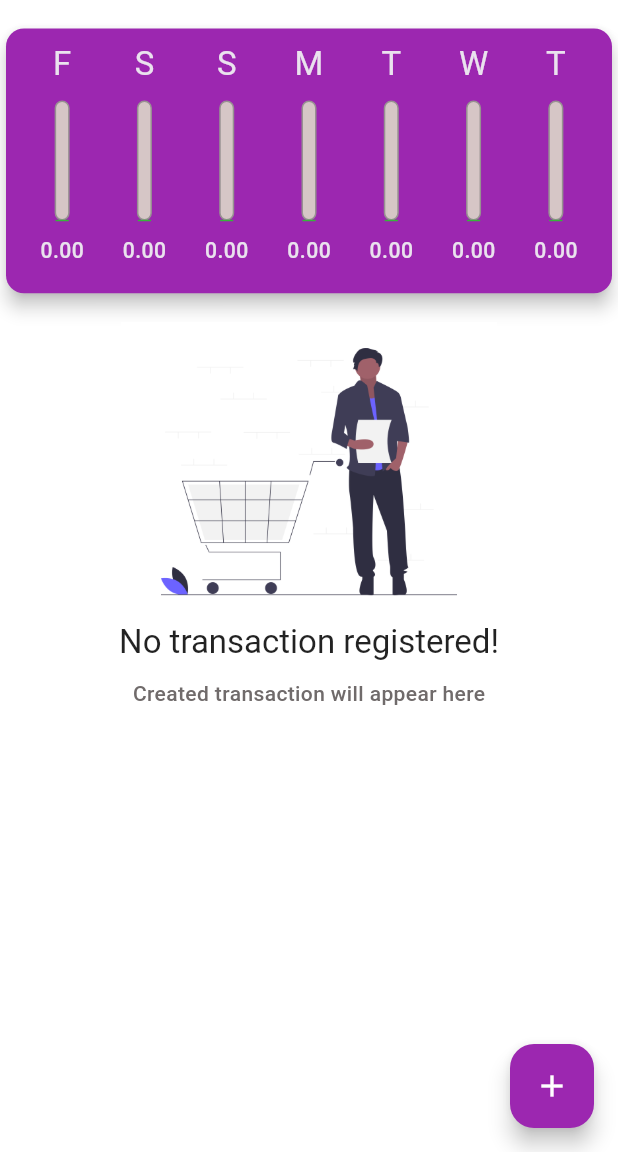
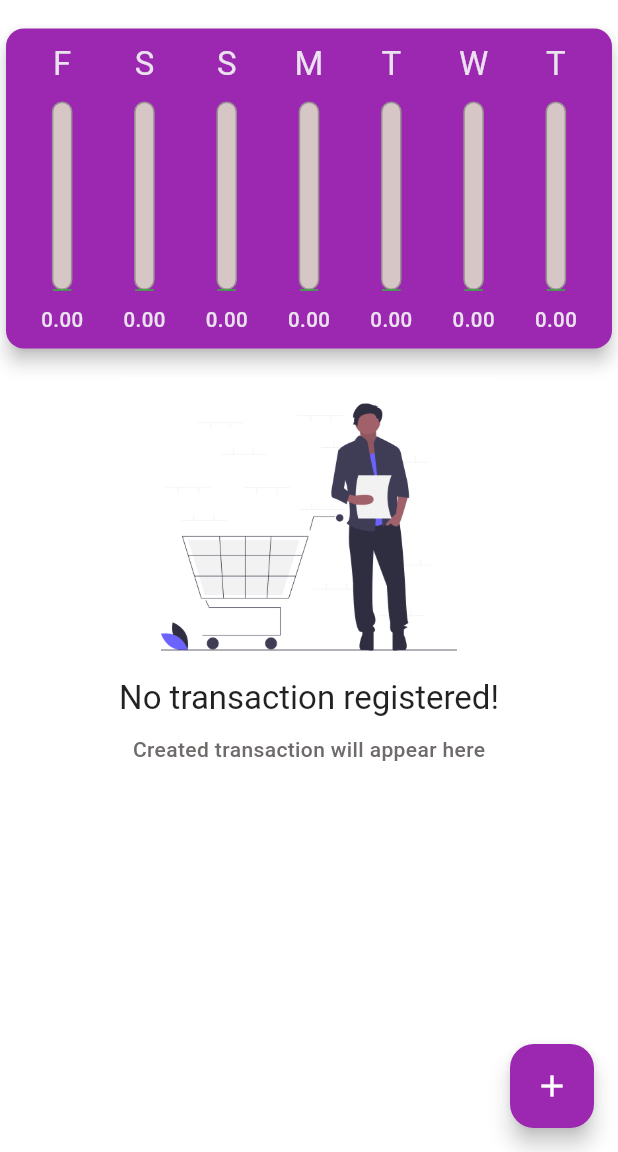
Before and after one commit to darcanj0/budgeting, a Flutter app: the screen it shows after launch, on a phone screen of 412 x 824 dp, the part 84-1236 px from its top. Run offline on Flutter 3.47's test engine with Material 2 defaults, Android fonts, the phone set to English and light mode, and no system bars; our stand-ins replace google_fonts.

Commit message:
fix: make chart responsive

```diff
--- a/lib/components/charts/chart.bar.dart
+++ b/lib/components/charts/chart.bar.dart
@@ -21,16 +21,23 @@ class ChartBar extends StatelessWidget {
 
   @override
   Widget build(BuildContext context) {
-    return Column(
+    return LayoutBuilder(
+      builder: (ctx, constraints) => Column(
         children: [
-        Text(
+          SizedBox(
+            height: constraints.maxHeight * 0.15,
+            child: Text(
               label,
-          style: Theme.of(context).textTheme.titleLarge,
+              style: Theme.of(context).textTheme.titleLarge!.copyWith(
+                  fontSize: Theme.of(context).textTheme.titleLarge!.fontSize! *
+                      MediaQuery.of(context).textScaleFactor),
+            ),
           ),
           Container(
-          height: 80,
-          width: 10,
-          margin: const EdgeInsets.symmetric(vertical: 10),
+            height: constraints.maxHeight * 0.65,
+            width: constraints.maxWidth * 0.25,
+            margin:
+                EdgeInsets.symmetric(vertical: constraints.maxHeight * 0.05),
             child: Stack(alignment: Alignment.bottomCenter, children: [
               Container(
                 decoration: barDecoration,
@@ -46,7 +53,7 @@ class ChartBar extends StatelessWidget {
             ]),
           ),
           SizedBox(
-          height: 20,
+            height: constraints.maxHeight * 0.1,
             child: FittedBox(
               child: Text(
                 todaySpent.toStringAsFixed(2),
@@ -57,6 +64,7 @@ class ChartBar extends StatelessWidget {
             ),
           ),
         ],
+      ),
     );
   }
 }
--- a/lib/main.dart
+++ b/lib/main.dart
@@ -19,10 +19,10 @@ class BudgetingApp extends StatelessWidget {
             bodyMedium: const TextStyle(fontWeight: FontWeight.w500),
             titleLarge:
                 const TextStyle(color: Color.fromARGB(242, 238, 236, 241)),
-            titleMedium: const TextStyle(
+            titleMedium: TextStyle(
                 color: Colors.black87,
                 fontWeight: FontWeight.w700,
-                fontSize: 20),
+                fontSize: 20 * MediaQuery.of(context).textScaleFactor),
             headlineSmall: const TextStyle(
               color: Color.fromARGB(242, 238, 236, 241),
             ),
--- a/lib/pages/home.dart
+++ b/lib/pages/home.dart
@@ -96,12 +96,12 @@ class HomePageState extends State<HomePage> {
             children: [
               Container(
                 margin: const EdgeInsets.symmetric(vertical: chartMarginInPx),
-                height: avaliableHeight * 0.25,
+                height: avaliableHeight * 0.3,
                 child:
                     TransactionsChart(recentTransactions: _recentTransactions),
               ),
               SizedBox(
-                height: avaliableHeight * 0.75,
+                height: avaliableHeight * 0.7,
                 child: TransactionList(
                     transactions: _transactions, onRemove: _removeTransaction),
               )
```
Lines whose indentation alone changed are shown as unchanged.
